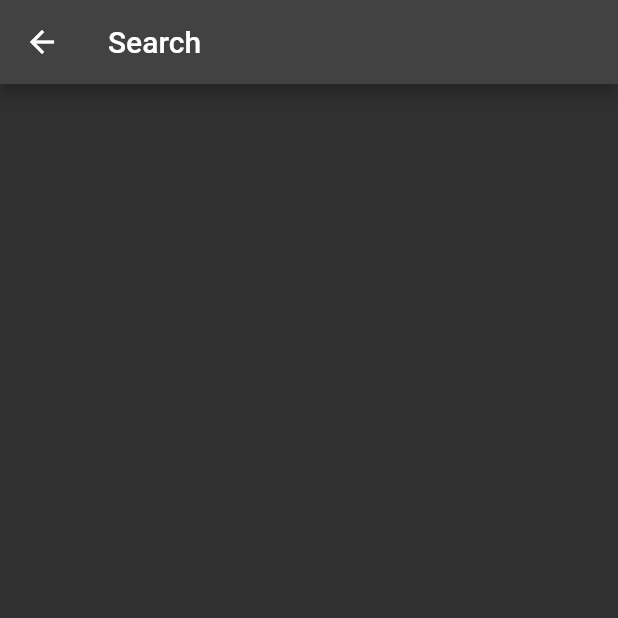
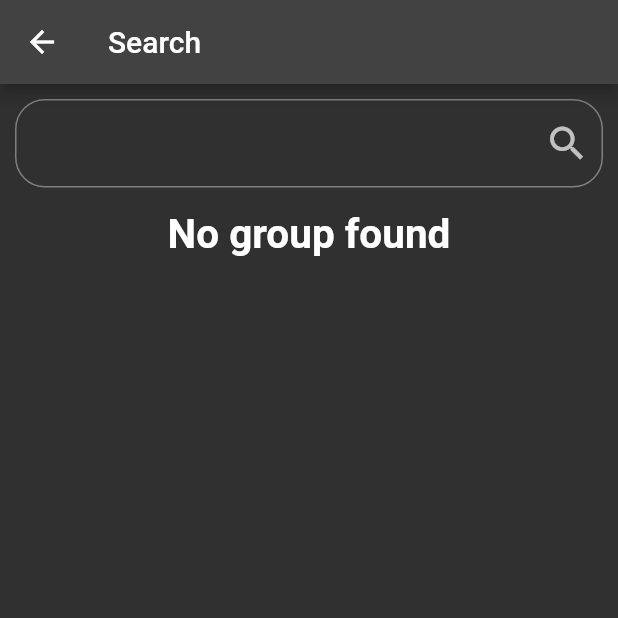
Before and after one commit to Shisaroru/FlutterFire-ChatApp, a Flutter app: the Search screen opened by its route, on a phone screen of 412 x 824 dp, the top half of it. Run offline on Flutter 3.47's test engine with Material 2 defaults, Android fonts, the phone set to English and light mode, and no system bars; our stand-ins replace cloud_firestore, firebase_auth, firebase_core, google_sign_in, shared_preferences; accounts and stored records are empty.

Commit message:
Finished search and toggle join group function

```diff
--- a/lib/chat/chat_screen.dart
+++ b/lib/chat/chat_screen.dart
@@ -24,7 +24,7 @@ class _ChatState extends State<Chat> {
 
   getData() async {
     chats = DatabaseService().getChats(widget.args.groupId);
-    members = await DatabaseService().getGroupAdmin(widget.args.groupId);
+    members = await DatabaseService().getGroupMembers(widget.args.groupId);
     setState(() {});
   }
 
--- a/lib/search/search.dart
+++ b/lib/search/search.dart
@@ -1,14 +1,84 @@
+import 'package:cloud_firestore/cloud_firestore.dart';
 import 'package:flutter/material.dart';
+import 'package:myproject_app/search/components/group_list_builder.dart';
+import 'package:myproject_app/services/auth.dart';
+import 'package:myproject_app/services/database.dart';
 
-class Search extends StatelessWidget {
+class Search extends StatefulWidget {
   const Search({super.key});
 
+  @override
+  State<Search> createState() => _SearchState();
+}
+
+class _SearchState extends State<Search> {
+  QuerySnapshot? searchSnapshot;
+  final ctr = TextEditingController();
   @override
   Widget build(BuildContext context) {
     return Scaffold(
       appBar: AppBar(
         title: const Text("Search"),
       ),
+      body: Container(
+        padding: const EdgeInsets.all(5),
+        margin: const EdgeInsets.all(5),
+        child: Column(
+          children: [
+            TextField(
+              controller: ctr,
+              decoration: InputDecoration(
+                suffixIcon: IconButton(
+                  onPressed: () async {
+                    FocusManager.instance.primaryFocus?.unfocus();
+                    if (ctr.text.isNotEmpty) {
+                      searchSnapshot =
+                          await DatabaseService().searchGroupByName(ctr.text);
+                      setState(() {});
+                    }
+                  },
+                  icon: const Icon(
+                    Icons.search,
+                    size: 30,
+                  ),
+                ),
+                border: OutlineInputBorder(
+                  borderRadius: BorderRadius.circular(20),
+                ),
+              ),
+            ),
+            const SizedBox(
+              height: 15,
+            ),
+            (searchSnapshot != null && searchSnapshot!.docs.isNotEmpty)
+                ? Expanded(
+                    child: ListView.builder(
+                        itemCount: searchSnapshot!.docs.length,
+                        itemBuilder: (context, index) {
+                          return GroupList(
+                            groupName: searchSnapshot!.docs[index]["groupName"],
+                            groupId: searchSnapshot!.docs[index]['groupId'],
+                            joined: DatabaseService(
+                                    uid: Auth().firebaseAuth.currentUser!.uid)
+                                .isJoinedGroup(
+                              searchSnapshot!.docs[index]['groupId'],
+                              searchSnapshot!.docs[index]["groupName"],
+                            ),
+                          );
+                        }),
+                  )
+                : const Center(
+                    child: Text(
+                      "No group found",
+                      style: TextStyle(
+                        fontWeight: FontWeight.bold,
+                        fontSize: 27,
+                      ),
+                    ),
+                  ),
+          ],
+        ),
+      ),
     );
   }
 }
```
Also changed, not shown: lib/chat/group_info.dart (+6 -1 lines), lib/search/components/group_list_builder.dart (added, +68 -0 lines), lib/services/database.dart (+41 -1 lines).
